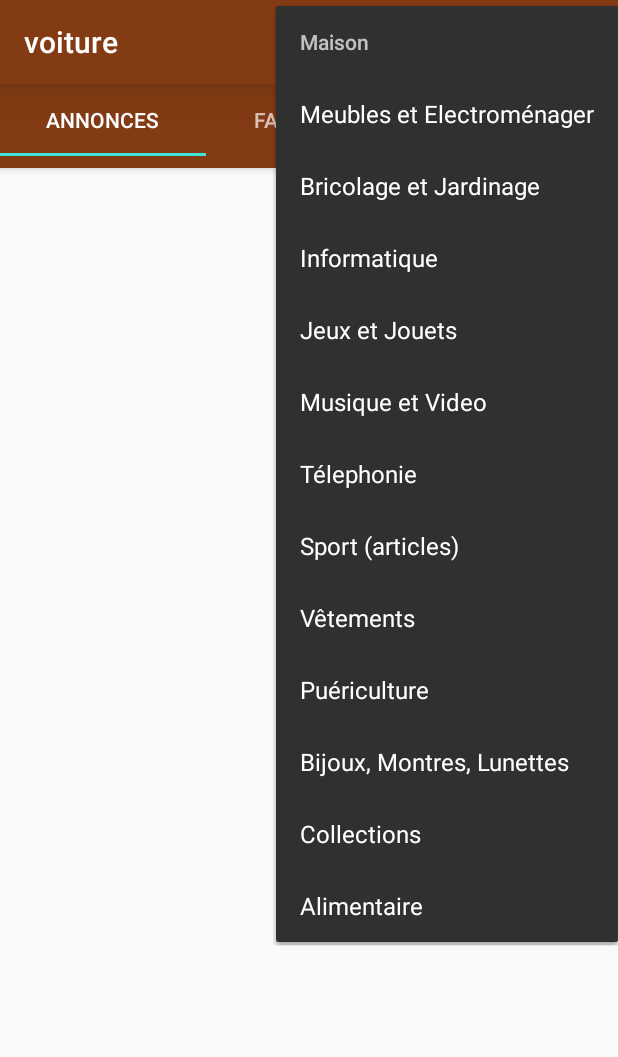
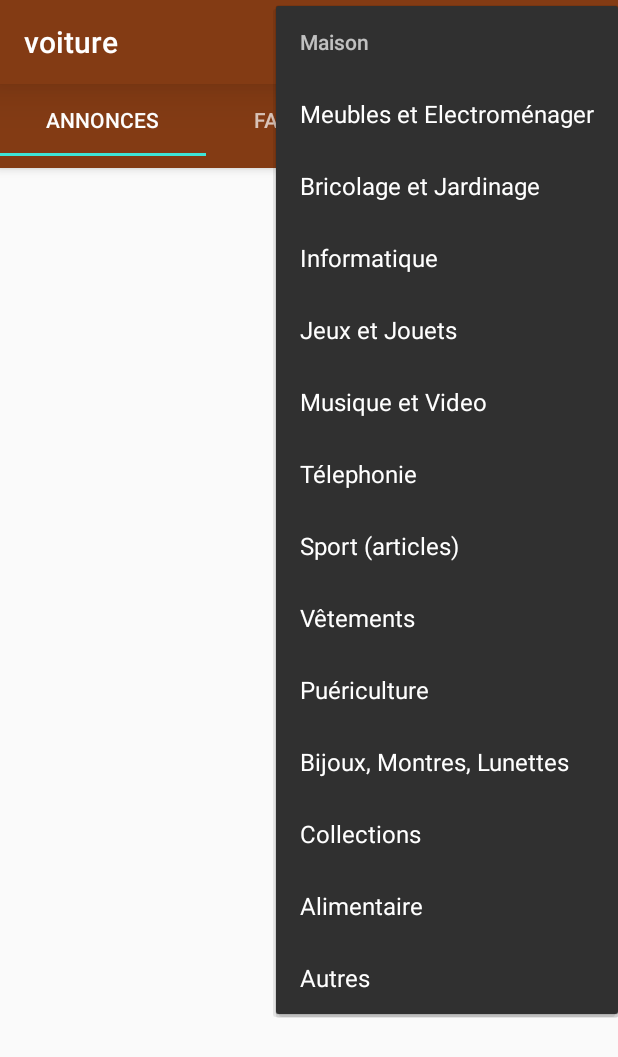
Before and after one commit to maatinito/matau, an Android app: the screen it shows after launch (MainActivity), in the options menu, after a tap on "Maison", on a phone screen of 412 x 824 dp. Shown: the top 1057 px of the screen. Run offline under Robolectric (Android 15) with nearby library versions, the phone set to English and light mode, and no system bars; our stand-ins replace Room's generated code, data binding; libraries missing offline, so code that uses them is left out: android.arch.paging, android.arch.persistence, com.github.kittinunf.fuel, pub.devrel.easypermissions; pictures from the network do not load; 10 statements that could not run were skipped.

Commit message:
Added category bonnes_affaire.autres

```diff
--- a/app/build.gradle
+++ b/app/build.gradle
@@ -12,8 +12,8 @@ android {
         applicationId "pf.miki.matau"
         minSdkVersion 23
         targetSdkVersion 28
-        versionCode 8
-        versionName "1.1.0"
+        versionCode 9
+        versionName "1.1.1"
         testInstrumentationRunner "android.support.test.runner.AndroidJUnitRunner"
     }
     buildTypes {
--- a/app/src/main/java/pf/miki/matau/MainActivity.kt
+++ b/app/src/main/java/pf/miki/matau/MainActivity.kt
@@ -132,7 +132,8 @@ class MainActivity : AppCompatActivity(), SearchView.OnQueryTextListener, MenuIt
             R.id.puericulture to Category.puericulture,
             R.id.bijoux to Category.bijoux,
             R.id.collection to Category.collection,
-            R.id.alimentaire to Category.alimentaire
+            R.id.alimentaire to Category.alimentaire,
+            R.id.bonnes_affaires to Category.bonnes_affaires
     )
 
     override fun onOptionsItemSelected(item: MenuItem): Boolean {
--- a/app/src/main/java/pf/miki/matau/source/AdSource.kt
+++ b/app/src/main/java/pf/miki/matau/source/AdSource.kt
@@ -46,6 +46,7 @@ enum class Category {
     bijoux,
     collection,
     alimentaire,
+    bonnes_affaires
 
 }
 
--- a/app/src/main/java/pf/miki/matau/source/BigCESource.kt
+++ b/app/src/main/java/pf/miki/matau/source/BigCESource.kt
@@ -94,7 +94,9 @@ class BigCESource(filter: String, category: Category, context : Context) : BaseS
                 Category.puericulture to 192,
                 Category.bijoux to 201,
                 Category.collection to 190,
+                Category.bonnes_affaires to 199,
                 Category.alimentaire to 0
+
         )
         private val configuration = Configuration(
                 "petites-annonces",
--- a/app/src/main/java/pf/miki/matau/source/PAAdSource.kt
+++ b/app/src/main/java/pf/miki/matau/source/PAAdSource.kt
@@ -74,6 +74,7 @@ class PAAdSource(filter: String, category: Category, context : Context) : BaseSo
                 Category.puericulture to 51,
                 Category.bijoux to 24,
                 Category.collection to 25,
+                Category.bonnes_affaires to 26,
                 Category.alimentaire to 52
         )
 
--- a/app/src/main/res/menu/main.xml
+++ b/app/src/main/res/menu/main.xml
@@ -101,6 +101,9 @@
             <item
                 android:id="@+id/alimentaire"
                 android:title="Alimentaire" />
+            <item
+                android:id="@+id/bonnes_affaires"
+                android:title="Autres" />
 
         </menu>
     </item>
```
Also changed, not shown: app/src/main/res/layout/fragment_history.xml (deleted, +0 -14 lines).
